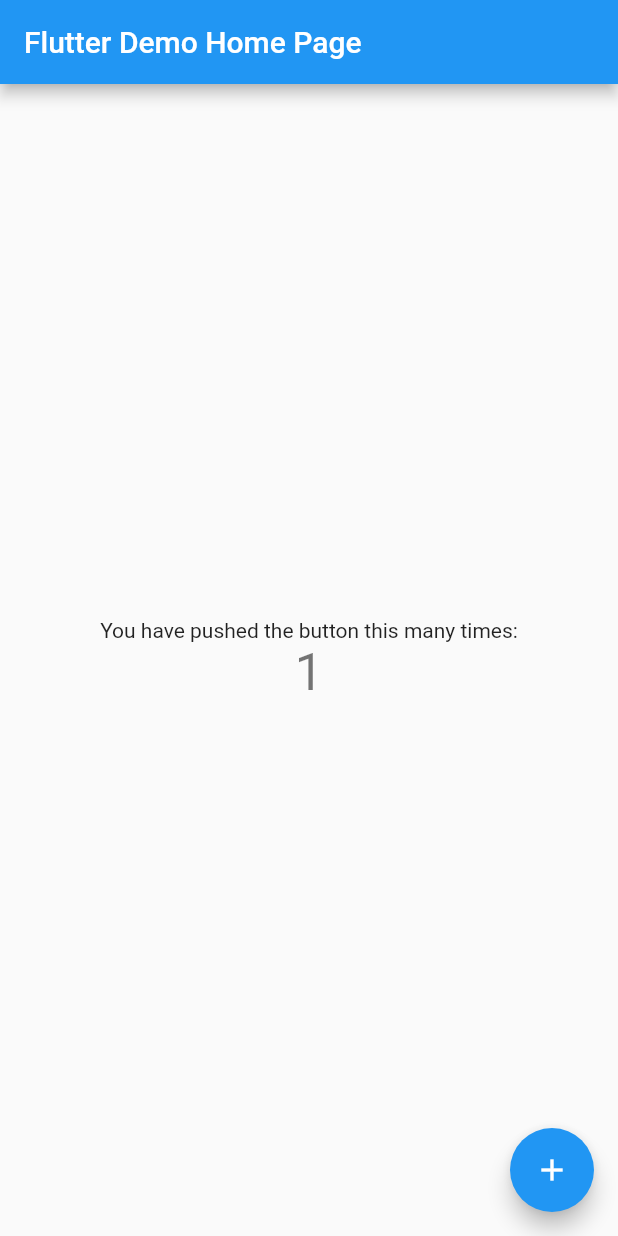
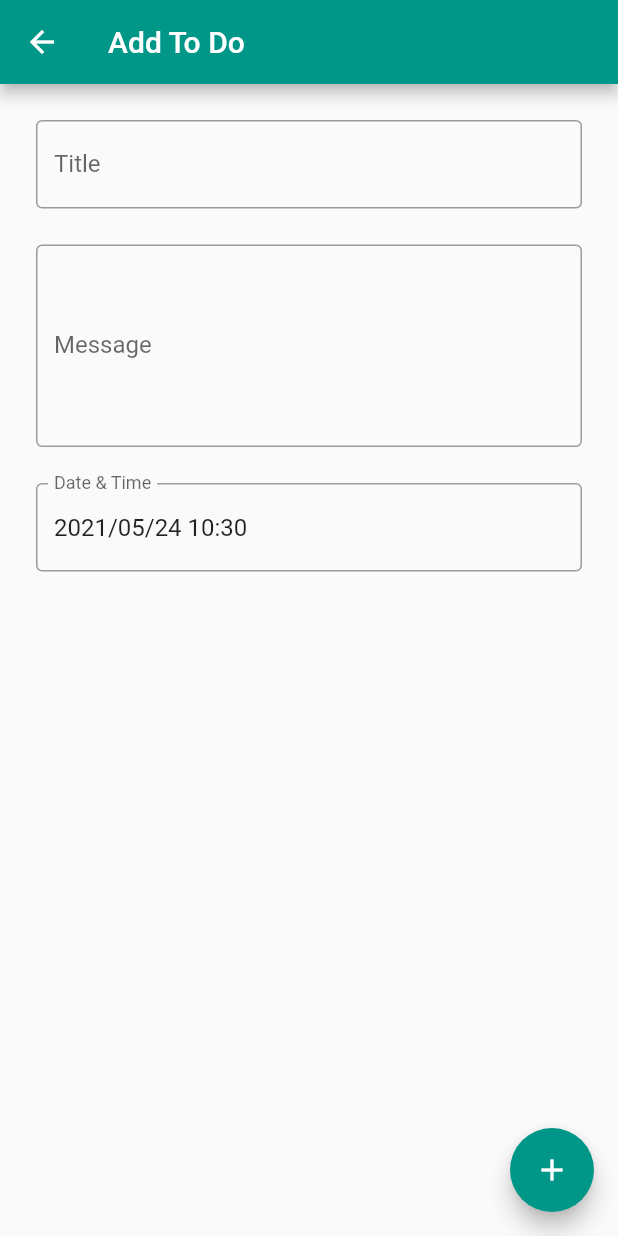
Before and after one commit to andipputra/tes_garda_medica, a Flutter app: the screen it shows after launch, after a tap on the "add" icon, on a phone screen of 412 x 824 dp. Run offline on Flutter 3.47's test engine with Material 2 defaults, Android fonts, the light colour scheme and no system bars; our stand-ins replace bloc, dio, equatable, flutter_bloc; network calls fail.

Commit message:
Sudah bisa CRUD

```diff
--- /dev/null
+++ b/lib/data/api/service_api.dart
@@ -0,0 +1,88 @@
+import 'package:dio/dio.dart';
+import 'package:tes_garda_medica/data/model/todo.dart';
+
+class ServicesApi {
+  Future<List<Todo>> getAllToDo() async {
+    try {
+      var response = await Dio().get(
+          'https://my-json-server.typicode.com/andipputra/fake_api/todos'
+          // 'http://localhost:3000/todos/'
+          );
+
+      if (response.statusCode == 200) {
+        var result = (response.data as List).map((x) => Todo.fromJson(x)).toList();
+
+        print(result);
+
+        return result;
+      } else {
+        return [];
+      }
+    } catch (e) {
+      return [];
+    }
+  }
+
+  Future<Todo?> getToDoById(int id) async {
+    try {
+      var response = await Dio().get(
+          'https://my-json-server.typicode.com/andipputra/fake_api/todos/$id'
+          // 'http://localhost:3000/todos/$id'
+          );
+
+      if (response.statusCode == 200) {
+        return Todo.fromJson(response.data);
+      } else {
+        return null;
+      }
+    } catch (e) {
+      return null;
+    }
+  }
+
+  Future<Todo?> addToDo(Todo todo) async {
+    try {
+      var response = await Dio().post(
+          'https://my-json-server.typicode.com/andipputra/fake_api/todos',
+          // 'http://localhost:3000/todos',
+          data: todo.toJson());
+
+      if (response.statusCode == 201) {
+        return Todo.fromJson(response.data);
+      } else {
+        return null;
+      }
+    } catch (e) {
+      return null;
+    }
+  }
+
+  Future<Todo?> updateTodo(Todo todo) async {
+    try {
+      var response = await Dio().put(
+          'https://my-json-server.typicode.com/andipputra/fake_api/todos/${todo.id}',
+          // 'http://localhost:3000/todos/${todo.id}',
+          data: todo.toJson());
+      if (response.statusCode == 200) {
+        return Todo.fromJson(response.data);
+      } else {
+        return null;
+      }
+    } catch (e) {
+      return null;
+    }
+  }
+
+  Future<int?> deleteTodo(int todoId) async {
+    try {
+      var response = await Dio().delete(
+          'https://my-json-server.typicode.com/andipputra/fake_api/todos/$todoId'
+          // 'http://localhost:3000/todos/$todoId'
+          );
+
+      return response.statusCode;
+    } catch (e) {
+      return null;
+    }
+  }
+}
--- /dev/null
+++ b/lib/data/model/todo.dart
@@ -0,0 +1,30 @@
+import 'package:equatable/equatable.dart';
+
+class Todo extends Equatable {
+  final int? id;
+  final String? title;
+  final String? message;
+  final String? time;
+
+  Todo({this.id, this.title, this.message, this.time});
+
+  factory Todo.fromJson(Map<String, dynamic> json) {
+    return Todo(
+        id: json['id'],
+        title: json['title'],
+        message: json['message'],
+        time: json['time']);
+  }
+
+  Map<String, dynamic> toJson() {
+    final Map<String, dynamic> data = new Map<String, dynamic>();
+    data['id'] = this.id;
+    data['title'] = this.title;
+    data['message'] = this.message;
+    data['time'] = this.time;
+    return data;
+  }
+
+  @override
+  List<Object?> get props => [id, title, message, time];
+}
--- a/lib/main.dart
+++ b/lib/main.dart
@@ -1,4 +1,7 @@
 import 'package:flutter/material.dart';
+import 'package:flutter_bloc/flutter_bloc.dart';
+import 'package:tes_garda_medica/presentation/home_screen.dart';
+import 'package:tes_garda_medica/state/cubit/home_cubit.dart';
 
 void main() {
   runApp(MyApp());
@@ -11,103 +14,18 @@
     return MaterialApp(
       title: 'Flutter Demo',
       theme: ThemeData(
-        // This is the theme of your application.
-        //
-        // Try running your application with "flutter run". You'll see the
-        // application has a blue toolbar. Then, without quitting the app, try
-        // changing the primarySwatch below to Colors.green and then invoke
-        // "hot reload" (press "r" in the console where you ran "flutter run",
-        // or simply save your changes to "hot reload" in a Flutter IDE).
-        // Notice that the counter didn't reset back to zero; the application
-        // is not restarted.
-        primarySwatch: Colors.blue,
-      ),
-      home: MyHomePage(title: 'Flutter Demo Home Page'),
+          backgroundColor: Colors.white54,
+          primarySwatch: Colors.teal,
+          primaryColor: Colors.teal,
+          accentColor: Colors.tealAccent,
+          disabledColor: Colors.white54),
+      home: MultiBlocProvider(providers: [
+        BlocProvider(create: (context) => HomeCubit()..showListData()),
+      ], child: HomeScreen()),
+      // routes: {
+      //   '/home': (context) => HomeScreen(),
+      //   '/addEdit': (context) => AddEditScreen()
+      // },
     );
   }
 }
-
-class MyHomePage extends StatefulWidget {
-  MyHomePage({Key key, this.title}) : super(key: key);
-
-  // This widget is the home page of your application. It is stateful, meaning
-  // that it has a State object (defined below) that contains fields that affect
-  // how it looks.
-
-  // This class is the configuration for the state. It holds the values (in this
-  // case the title) provided by the parent (in this case the App widget) and
-  // used by the build method of the State. Fields in a Widget subclass are
-  // always marked "final".
-
-  final String title;
-
-  @override
-  _MyHomePageState createState() => _MyHomePageState();
-}
-
-class _MyHomePageState extends State<MyHomePage> {
-  int _counter = 0;
-
-  void _incrementCounter() {
-    setState(() {
-      // This call to setState tells the Flutter framework that something has
-      // changed in this State, which causes it to rerun the build method below
-      // so that the display can reflect the updated values. If we changed
-      // _counter without calling setState(), then the build method would not be
-      // called again, and so nothing would appear to happen.
-      _counter++;
-    });
-  }
-
-  @override
-  Widget build(BuildContext context) {
-    // This method is rerun every time setState is called, for instance as done
-    // by the _incrementCounter method above.
-    //
-    // The Flutter framework has been optimized to make rerunning build methods
-    // fast, so that you can just rebuild anything that needs updating rather
-    // than having to individually change instances of widgets.
-    return Scaffold(
-      appBar: AppBar(
-        // Here we take the value from the MyHomePage object that was created by
-        // the App.build method, and use it to set our appbar title.
-        title: Text(widget.title),
-      ),
-      body: Center(
-        // Center is a layout widget. It takes a single child and positions it
-        // in the middle of the parent.
-        child: Column(
-          // Column is also a layout widget. It takes a list of children and
-          // arranges them vertically. By default, it sizes itself to fit its
-          // children horizontally, and tries to be as tall as its parent.
-          //
-          // Invoke "debug painting" (press "p" in the console, choose the
-          // "Toggle Debug Paint" action from the Flutter Inspector in Android
-          // Studio, or the "Toggle Debug Paint" command in Visual Studio Code)
-          // to see the wireframe for each widget.
-          //
-          // Column has various properties to control how it sizes itself and
-          // how it positions its children. Here we use mainAxisAlignment to
-          // center the children vertically; the main axis here is the vertical
-          // axis because Columns are vertical (the cross axis would be
-          // horizontal).
-          mainAxisAlignment: MainAxisAlignment.center,
-          children: <Widget>[
-            Text(
-              'You have pushed the button this many times:',
-            ),
-            Text(
-              '$_counter',
-              style: Theme.of(context).textTheme.headline4,
-            ),
-          ],
-        ),
-      ),
-      floatingActionButton: FloatingActionButton(
-        onPressed: _incrementCounter,
-        tooltip: 'Increment',
-        child: Icon(Icons.add),
-      ), // This trailing comma makes auto-formatting nicer for build methods.
-    );
-  }
-}
--- /dev/null
+++ b/lib/presentation/add_edit_screen.dart
@@ -0,0 +1,183 @@
+import 'package:date_time_picker/date_time_picker.dart';
+import 'package:flutter/material.dart';
+import 'package:flutter_bloc/flutter_bloc.dart';
+import 'package:tes_garda_medica/data/model/todo.dart';
+import 'package:tes_garda_medica/state/cubit/add_edit_cubit.dart';
+
+class AddEditScreen extends StatefulWidget {
+  final bool isEditing;
+  final Todo? todo;
+
+  AddEditScreen({Key? key, this.isEditing = false, this.todo})
+      : super(key: key);
+
+  @override
+  _AddEditScreenState createState() => _AddEditScreenState();
+}
+
+class _AddEditScreenState extends State<AddEditScreen> {
+  @override
+  Widget build(BuildContext context) {
+    print(widget.todo);
+
+    return BlocProvider(
+      create: (context) => AddEditCubit()..setInitial(),
+      child: AddEditForm(
+        isEditing: widget.isEditing,
+        todo: widget.todo,
+      ),
+    );
+  }
+}
+
+class AddEditForm extends StatefulWidget {
+  static final GlobalKey<FormState> _formKey = GlobalKey<FormState>();
+
+  final bool isEditing;
+  final Todo? todo;
+
+  AddEditForm({required this.isEditing, this.todo});
+
+  @override
+  _AddEditFormState createState() => _AddEditFormState();
+}
+
+class _AddEditFormState extends State<AddEditForm> {
+  late String _title;
+
+  late String _message;
+
+  DateTime _time = DateTime.now();
+
+  late String _selectedDate;
+
+  @override
+  Widget build(BuildContext context) {
+    if (widget.isEditing) {
+      _time = DateTime.parse(widget.todo!.time!);
+      _title = widget.todo!.title!;
+      _message = widget.todo!.message!;
+      _selectedDate = _time.toString();
+    }
+
+    final _cubit = context.read<AddEditCubit>();
+
+    return BlocListener<AddEditCubit, AddEditState>(
+        listener: (context, state) {
+          print('state is $state');
+
+          if (state is AddEditSuccess) {
+            Navigator.pop(context);
+            showDialog(
+                context: context,
+                builder: (context) => AlertDialog(
+                      title: Text('Success'),
+                      content: Text('data: ${state.todo!}'),
+                      actions: <Widget>[
+                        TextButton(
+                          child: const Text('Close'),
+                          onPressed: () {
+                            Navigator.of(context).pop();
+                            Navigator.of(context).pop();
+                          },
+                        ),
+                      ],
+                    ));
+          }
+
+          if (state is AddEditFailed) {
+            Navigator.pop(context);
+
+            showDialog(
+                context: context,
+                builder: (context) => AlertDialog(
+                      title: Text('Failed'),
+                      content: Text('${state.message}'),
+                      actions: <Widget>[
+                        TextButton(
+                          child: const Text('Close'),
+                          onPressed: () {
+                            Navigator.of(context).pop();
+                          },
+                        ),
+                      ],
+                    ));
+          }
+
+          if (state is AddEditProcessing) {
+            showDialog(
+                context: context,
+                builder: (context) => AlertDialog(
+                      title: Text('Please Wait'),
+                      content: CircularProgressIndicator(),
+                    ));
+          }
+        },
+        child: Scaffold(
+            appBar: AppBar(
+              title: Text(widget.isEditing ? "Edit To Do" : "Add To Do"),
+            ),
+            floatingActionButton: FloatingActionButton(
+              backgroundColor: Colors.teal,
+              foregroundColor: Colors.white,
+              child: Icon(widget.isEditing ? Icons.check : Icons.add),
+              onPressed: () {
+                if (AddEditForm._formKey.currentState!.validate()) {
+                  AddEditForm._formKey.currentState!.save();
+                  Todo todo = Todo(
+                      id: widget.isEditing ? widget.todo!.id : null,
+                      title: _title,
+                      message: _message,
+                      time: _selectedDate);
+
+                  widget.isEditing
+                      ? _cubit.updateToDo(todo: todo)
+                      : _cubit.addToDo(todo: todo);
+                }
+              },
+            ),
+            body: Padding(
+              padding: EdgeInsets.all(24),
+              child: Form(
+                key: AddEditForm._formKey,
+                child: SingleChildScrollView(
+                  child: Wrap(
+                    spacing: 24,
+                    runSpacing: 24,
+                    children: [
+                      TextFormField(
+                        initialValue:
+                            widget.isEditing ? widget.todo!.title : '',
+                        decoration: InputDecoration(
+                            labelText: 'Title', border: OutlineInputBorder()),
+                        validator: (val) {
+                          return val!.trim().isEmpty ? 'Title cant null' : null;
+                        },
+                        onSaved: (val) => _title = val!,
+                      ),
+                      TextFormField(
+                        initialValue:
+                            widget.isEditing ? widget.todo!.message : '',
+                        maxLines: 5,
+                        decoration: InputDecoration(
+                            labelText: 'Message', border: OutlineInputBorder()),
+                        onSaved: (val) => _message = val!,
+                      ),
+                      DateTimePicker(
+                        type: DateTimePickerType.dateTime,
+                        initialValue: _time.toString(),
+                        firstDate: _time,
+                        lastDate: DateTime(_time.year + 1),
+                        dateMask: 'yyyy/MM/dd hh:mm',
+                        onSaved: (val) => _selectedDate = val!,
+                        decoration: InputDecoration(
+                            border: OutlineInputBorder(),
+                            labelText: 'Date & Time'),
+                      )
+                    ],
+                  ),
+                ),
+              ),
+            )));
+  }
+}
--- /dev/null
+++ b/lib/presentation/home_screen.dart
@@ -0,0 +1,142 @@
+import 'package:flutter/material.dart';
+import 'package:flutter_bloc/flutter_bloc.dart';
+import 'package:intl/intl.dart';
+import 'package:tes_garda_medica/data/model/todo.dart';
+import 'package:tes_garda_medica/presentation/add_edit_screen.dart';
+import 'package:tes_garda_medica/state/cubit/home_cubit.dart';
+
+class HomeScreen extends StatelessWidget {
+  @override
+  Widget build(BuildContext context) {
+    var _cubit = context.read<HomeCubit>();
+
+    _showDeleteDialog(BuildContext context, Todo todo) {
+      showDialog(
+          context: context,
+          builder: (context) => AlertDialog(
+                title: Text('Delete To Do'),
+                content: Text('Are want to delete To Do with id : ${todo.id}?'),
+                actions: <Widget>[
+                  TextButton(
+                    child: const Text('Cancel'),
+                    onPressed: () {
+                      Navigator.of(context).pop();
+                    },
+                  ),
+                  TextButton(
+                    child: const Text('Sure'),
+                    onPressed: () {
+                      _cubit.deleteData(todo.id!);
+                      Navigator.of(context).pop();
+                    },
+                  ),
+                ],
+              ));
+    }
+
+    return Scaffold(
+      appBar: AppBar(
+        title: Text('To Do Apps'),
+      ),
+      body: BlocBuilder<HomeCubit, HomeState>(
+        builder: (context, state) {
+          if (state is HomeListData) {
+            return Container(
+              padding: EdgeInsets.all(8),
+              child: ListView.separated(
+                itemCount: state.todos!.length,
+                itemBuilder: (context, idx) {
+                  var todo = state.todos![idx];
+                  var time = DateTime.parse(todo.time!);
+                  var tanggal = DateFormat("dd-MM-yy").format(time);
+                  var waktu = DateFormat("hh:mm").format(time);
+
+                  var trailingListMenu = Wrap(
+                    children: [
+                      IconButton(
+                          icon: Icon(
+                            Icons.edit,
+                            size: 20,
+                            color: Colors.teal,
+                          ),
+                          onPressed: () {
+                            Navigator.push(
+                                context,
+                                MaterialPageRoute(
+                                    builder: (context) => AddEditScreen(
+                                          isEditing: true,
+                                          todo: todo,
+                                        )));
+                          }),
+                      IconButton(
+                          icon: Icon(
+                            Icons.delete,
+                            size: 20,
+                            color: Colors.red,
+                          ),
+                          onPressed: () {
+                            _showDeleteDialog(context, todo);
+                          }),
+                    ],
+                  );
+
+                  return Container(
+                    child: ListTile(
+                      isThreeLine: true,
+                      leading: Column(
+                        mainAxisAlignment: MainAxisAlignment.center,
+                        crossAxisAlignment: CrossAxisAlignment.start,
+                        children: [Text(tanggal), Text(waktu)],
+                      ),
+                      trailing: trailingListMenu,
+                      title: Text(
+                        todo.title!,
+                        style: TextStyle(
+                            fontSize: 16,
+                            fontWeight: FontWeight.bold,
+                            color: Colors.teal),
+                      ),
+                      subtitle: Text(todo.message!),
+                    ),
+                  );
+                },
+                separatorBuilder: (BuildContext context, int index) {
+                  return Divider(
+                    thickness: 1,
+                    color: Colors.teal,
+                  );
+                },
+              ),
+            );
+          }
+
+          if (state is HomeError) {
+            return Container(
+              child: Text(state.message!),
+            );
+          }
+
+          return Center(child: CircularProgressIndicator());
+        },
+      ),
+      floatingActionButtonLocation: FloatingActionButtonLocation.centerDocked,
+      floatingActionButton: FloatingActionButton(
+        child: Icon(Icons.add),
+        foregroundColor: Colors.white,
+        backgroundColor: Colors.teal,
+        onPressed: () {
+          Navigator.push(context,
+              MaterialPageRoute(builder: (context) => AddEditScreen()));
+        },
+      ),
+      bottomNavigationBar: BottomAppBar(
+        shape: CircularNotchedRectangle(),
+        notchMargin: 24,
+        child: Container(
+          height: 48,
+          color: Colors.teal,
+        ),
+      ),
+    );
+  }
+}
--- /dev/null
+++ b/lib/state/cubit/add_edit_cubit.dart
@@ -0,0 +1,48 @@
+import 'package:bloc/bloc.dart';
+import 'package:equatable/equatable.dart';
+import 'package:tes_garda_medica/data/api/service_api.dart';
+import 'package:tes_garda_medica/data/model/todo.dart';
+
+part 'add_edit_state.dart';
+
+class AddEditCubit extends Cubit<AddEditState> {
+  AddEditCubit() : super(AddEditInitial());
+
+  Future<void> setInitial() async {
+    emit(AddEditInitial());
+  }
+
+  Future<void> addToDo({Todo? todo}) async {
+    emit(AddEditProcessing());
+
+    try {
+      print('add accessted with data : $todo');
+      var result = await ServicesApi().addToDo(todo!);
+
+      if (result != null) {
+        emit(AddEditSuccess(todo: result));
+      } else {
+        emit(AddEditFailed(message: 'Add Edit Failed'));
+      }
+    } catch (e) {
+      emit(AddEditFailed(message: 'Add Edit Failed'));
+    }
+  }
+
+  Future<void> updateToDo({Todo? todo}) async {
+    emit(AddEditProcessing());
+
+    try {
+      print('updated accessted data : $todo');
+      var result = await ServicesApi().updateTodo(todo!);
+
+      if (result != null) {
+        emit(AddEditSuccess(todo: result));
+      } else {
+        emit(AddEditFailed(message: 'Add Edit Failed'));
+      }
+    } catch (e) {
+      emit(AddEditFailed(message: 'Add Edit Failed'));
+    }
+  }
+}
--- /dev/null
+++ b/lib/state/cubit/add_edit_state.dart
@@ -0,0 +1,30 @@
+part of 'add_edit_cubit.dart';
+
+abstract class AddEditState extends Equatable {
+  const AddEditState();
+
+  @override
+  List<Object?> get props => [];
+}
+
+class AddEditInitial extends AddEditState {}
+
+class AddEditProcessing extends AddEditState {}
+
+class AddEditSuccess extends AddEditState {
+  final Todo? todo;
+
+  AddEditSuccess({this.todo});
+
+  @override
+  List<Object?> get props => [todo];
+}
+
+class AddEditFailed extends AddEditState {
+  final String? message;
+
+  AddEditFailed({this.message});
+
+  @override
+  List<Object?> get props => [message];
+}
--- /dev/null
+++ b/lib/state/cubit/home_cubit.dart
@@ -0,0 +1,56 @@
+import 'package:bloc/bloc.dart';
+import 'package:equatable/equatable.dart';
+import 'package:tes_garda_medica/data/api/service_api.dart';
+import 'package:tes_garda_medica/data/model/todo.dart';
+
+part 'home_state.dart';
+
+class HomeCubit extends Cubit<HomeState> {
+  HomeCubit() : super(HomeInitial());
+
+  Future<void> showListData() async {
+    emit(HomeInitial());
+
+    try {
+      var result = await ServicesApi().getAllToDo();
+
+      if (result.isNotEmpty) {
+        emit(HomeListData(todos: result));
+      } else {
+        emit(HomeError(message: 'To Do List is Empty'));
+      }
+    } catch (e) {
+      emit(HomeError(message: e.toString()));
+    }
+  }
+
+  Future<void> deleteData(int todoId) async {
+    emit(HomeInitial());
+
+    try {
+      var delete = await ServicesApi().deleteTodo(todoId);
+
+      if (delete == 200) {
+        var result = await ServicesApi().getAllToDo();
+
+        if (result.isNotEmpty) {
+          emit(HomeListData(todos: result));
+        } else {
+          emit(HomeError(message: 'To Do List is Empty'));
+        }
+      } else {
+        emit(HomeError(message: 'Failed Delete'));
+      }
+    } catch (e) {
+      emit(HomeError(message: 'Failed Delete'));
+    }
+  }
+
+  // Future<void> showUpdateForm() async {
+  //   emit(HomeUpdateForm());
+  // }
+
+  // Future<void> showAddForm() async {
+  //   emit(HomeAddForm());
+  // }
+}
--- /dev/null
+++ b/lib/state/cubit/home_state.dart
@@ -0,0 +1,28 @@
+part of 'home_cubit.dart';
+
+abstract class HomeState extends Equatable {
+  const HomeState();
+
+  @override
+  List<Object?> get props => [];
+}
+
+class HomeInitial extends HomeState {}
+
+class HomeListData extends HomeState {
+  final List<Todo>? todos;
+
+  HomeListData({this.todos});
+
+  @override
+  List<Object?> get props => [todos];
+}
+
+class HomeError extends HomeState {
+  final String? message;
+
+  HomeError({this.message});
+
+  @override
+  List<Object?> get props => [message];
+}
```
Also changed, not shown: pubspec.yaml (+8 -10 lines), pubspec.lock, 2 other files.
